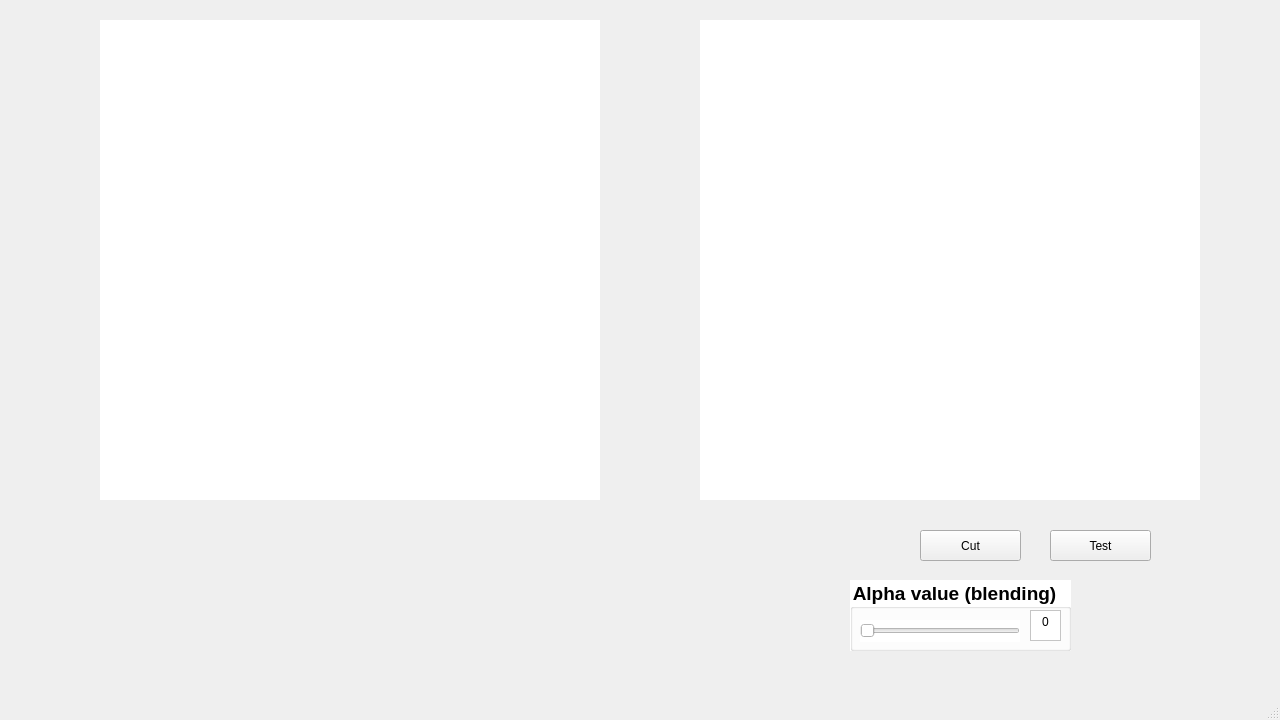
The window that UI/MainGUI.ui (a3102a123/IMVFX_Final) describes before a commit, drawn with Qt 5.
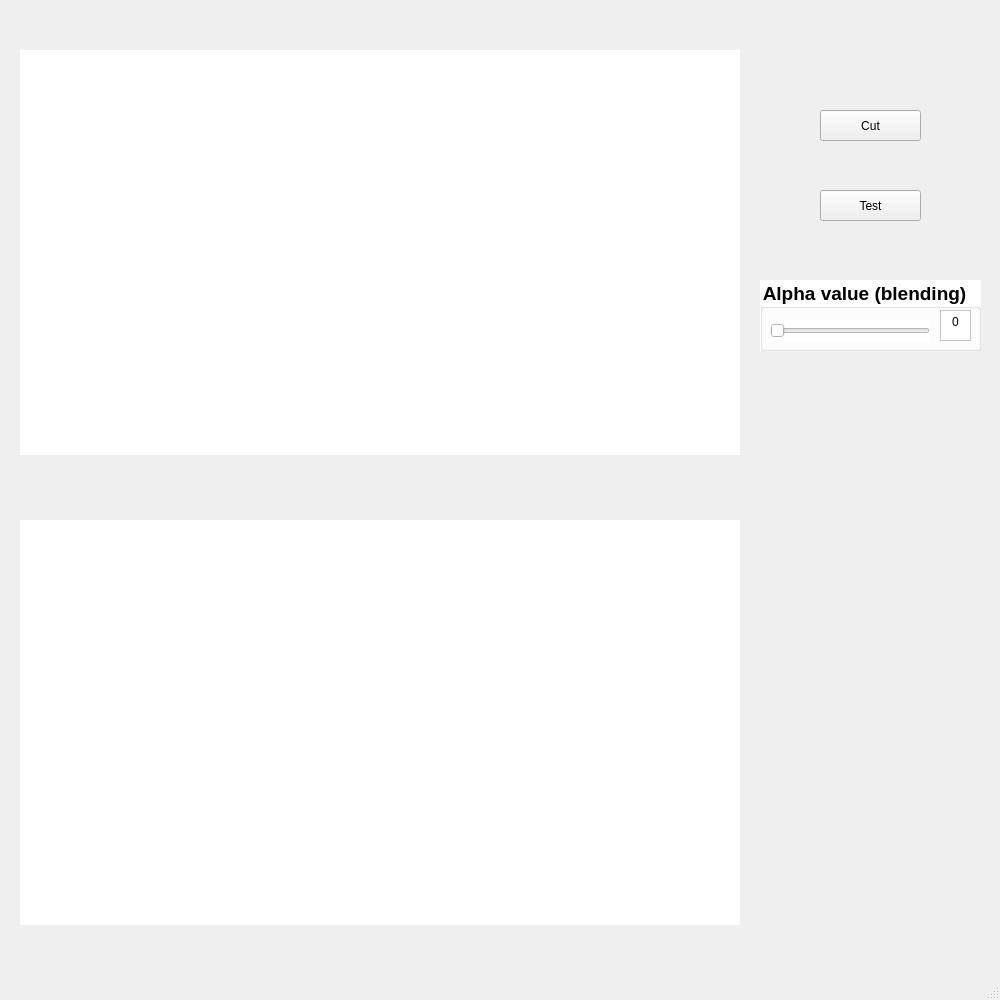
The same window after the commit.

What changed in the file:
```diff
--- a/UI/MainGUI.ui
+++ b/UI/MainGUI.ui
@@ -6,8 +6,8 @@
    <rect>
     <x>0</x>
     <y>0</y>
-    <width>1280</width>
-    <height>720</height>
+    <width>1000</width>
+    <height>1000</height>
    </rect>
   </property>
   <property name="windowTitle">
@@ -17,10 +17,10 @@
    <widget class="QLabel" name="ImageDisplayer">
     <property name="geometry">
      <rect>
-      <x>100</x>
-      <y>20</y>
-      <width>500</width>
-      <height>480</height>
+      <x>20</x>
+      <y>50</y>
+      <width>720</width>
+      <height>405</height>
      </rect>
     </property>
     <property name="styleSheet">
@@ -36,10 +36,10 @@
    <widget class="QLabel" name="ImageDisplayer_2">
     <property name="geometry">
      <rect>
-      <x>700</x>
-      <y>20</y>
-      <width>500</width>
-      <height>480</height>
+      <x>20</x>
+      <y>520</y>
+      <width>720</width>
+      <height>405</height>
      </rect>
     </property>
     <property name="styleSheet">
@@ -52,8 +52,8 @@
    <widget class="QPushButton" name="cutButton">
     <property name="geometry">
      <rect>
-      <x>920</x>
-      <y>530</y>
+      <x>820</x>
+      <y>110</y>
       <width>101</width>
       <height>31</height>
      </rect>
@@ -65,8 +65,8 @@
    <widget class="QGroupBox" name="AlphaBlending">
     <property name="geometry">
      <rect>
-      <x>850</x>
-      <y>580</y>
+      <x>760</x>
+      <y>280</y>
       <width>221</width>
       <height>71</height>
      </rect>
@@ -122,8 +122,8 @@
    <widget class="QPushButton" name="TestButton">
     <property name="geometry">
      <rect>
-      <x>1050</x>
-      <y>530</y>
+      <x>820</x>
+      <y>190</y>
       <width>101</width>
       <height>31</height>
      </rect>
```
Left out of the diff: 7 changed lines with no effect on the pictures.
